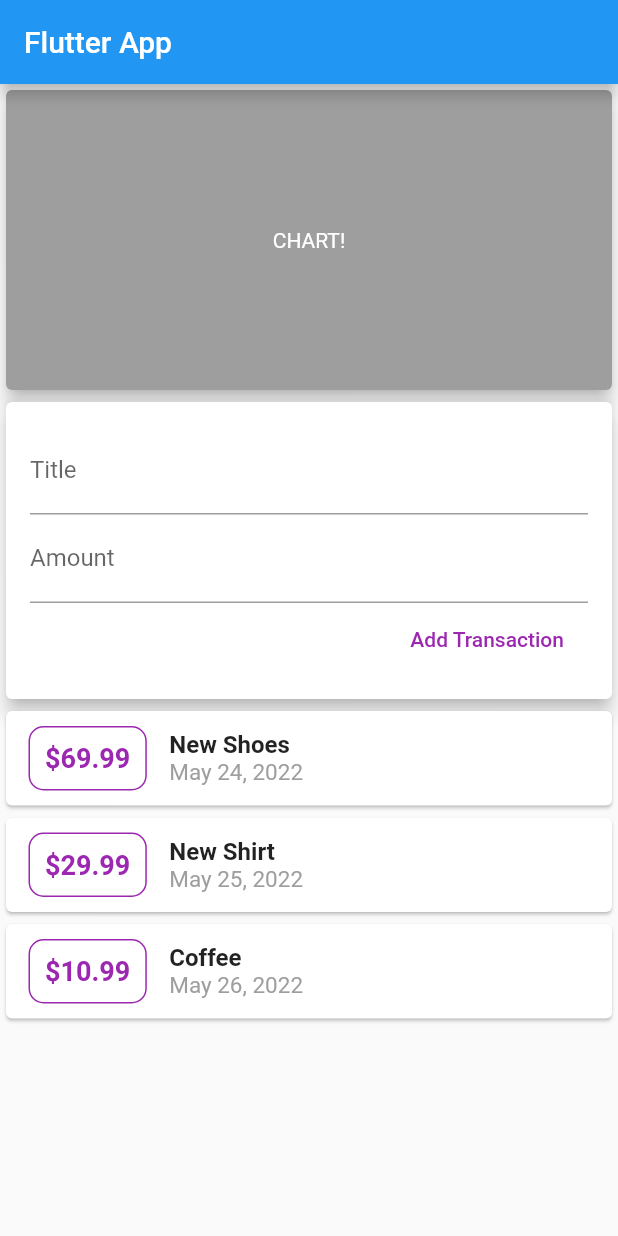
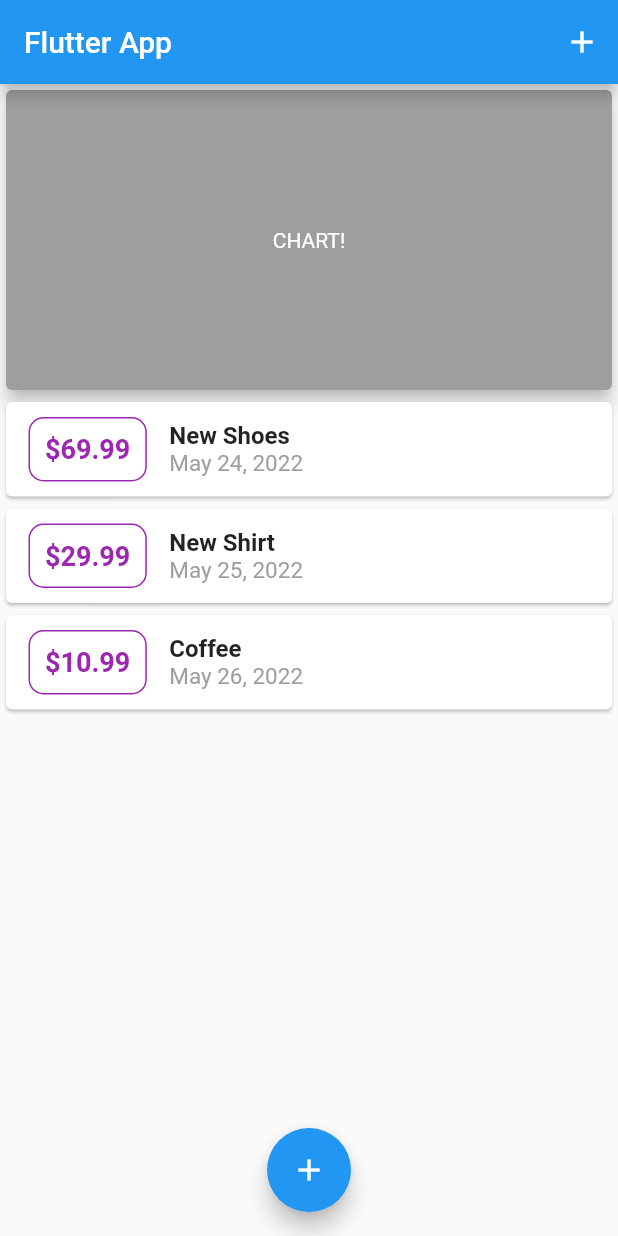
Before and after one commit to PandaTechMobile/flutter_spend_tracker, a Flutter app: the screen it shows after launch, on a phone screen of 412 x 824 dp. Run offline on Flutter 3.47's test engine with Material 2 defaults, Android fonts, the phone set to English and light mode, and no system bars.

```diff
--- a/lib/main.dart
+++ b/lib/main.dart
@@ -1,6 +1,8 @@
 import 'package:flutter/material.dart';
 
-import './widgets/user_transactions_widget.dart';
+import './widgets/new_transaction_widget.dart';
+import './widgets/transaction_list_widget.dart';
+import 'models/transaction.dart';
 
 void main() => runApp(MyApp());
 
@@ -14,15 +16,77 @@ class MyApp extends StatelessWidget {
   }
 }
 
-class MyHomePage extends StatelessWidget {
-  // String? newTransactionTitle;
-  // String? newTransactionAmount;
+class MyHomePage extends StatefulWidget {
+  // String titleInput;
+  // String amountInput;
+  @override
+  _MyHomePageState createState() => _MyHomePageState();
+}
+
+class _MyHomePageState extends State<MyHomePage> {
+  final List<Transaction> _userTransactions = [
+    Transaction(
+      id: 't1',
+      title: 'New Shoes',
+      amount: 69.99,
+      date: DateTime.now().add(
+        Duration(days: -2),
+      ),
+    ),
+    Transaction(
+      id: 't2',
+      title: 'New Shirt',
+      amount: 29.99,
+      date: DateTime.now().add(
+        Duration(days: -1),
+      ),
+    ),
+    Transaction(
+      id: 't3',
+      title: 'Coffee',
+      amount: 10.99,
+      date: DateTime.now().add(
+        Duration(hours: -1),
+      ),
+    ),
+  ];
+
+  void _showAddNewTransaction(BuildContext ctx) {
+    showModalBottomSheet(
+        context: ctx,
+        builder: (_) {
+          return GestureDetector(
+            onTap: () {},
+            child: NewTransaction(_addNewTransaction),
+            behavior: HitTestBehavior.opaque,
+          );
+        });
+  }
+
+  void _addNewTransaction(String title, double amount) {
+    var transaction = Transaction(
+      id: DateTime.now().toString(),
+      title: title,
+      amount: amount,
+      date: DateTime.now(),
+    );
+
+    setState(() {
+      _userTransactions.add(transaction);
+    });
+  }
 
   @override
   Widget build(BuildContext context) {
     return Scaffold(
       appBar: AppBar(
         title: Text('Flutter App'),
+        actions: [
+          IconButton(
+            onPressed: () => _showAddNewTransaction(context),
+            icon: Icon(Icons.add),
+          ),
+        ],
       ),
       body: SingleChildScrollView(
         child: Column(
@@ -41,7 +105,7 @@ class MyHomePage extends StatelessWidget {
                 ),
               ),
             ),
-            UserTransactions(),
+            TransactionList(_userTransactions),
             // Container(
             //   height: 200,
             //   child: Card(
@@ -56,6 +120,11 @@ class MyHomePage extends StatelessWidget {
           ],
         ),
       ),
+      floatingActionButtonLocation: FloatingActionButtonLocation.centerFloat,
+      floatingActionButton: FloatingActionButton(
+        child: Icon(Icons.add),
+        onPressed: () => _showAddNewTransaction(context),
+      ),
     );
   }
 }
--- a/lib/widgets/new_transaction_widget.dart
+++ b/lib/widgets/new_transaction_widget.dart
@@ -27,6 +27,7 @@ class NewTransaction extends StatelessWidget {
             TextField(
               decoration: InputDecoration(labelText: 'Title'),
               controller: titleController,
+              onSubmitted: (_) => _submitAddTransaction(),
               // onChanged: (value) {
               //   newTransactionTitle = value;
               // },
--- a/lib/widgets/user_transactions_widget.dart
+++ b/lib/widgets/user_transactions_widget.dart
@@ -1,64 +1,24 @@
-import 'package:flutter/material.dart';
-
-import './new_transaction_widget.dart';
-import './transaction_list_widget.dart';
-import '../models/transaction.dart';
-
-class UserTransactions extends StatefulWidget {
-  const UserTransactions({Key? key}) : super(key: key);
-
-  @override
-  State<UserTransactions> createState() => _UserTransactionsState();
-}
-
-class _UserTransactionsState extends State<UserTransactions> {
-  final List<Transaction> _userTransactions = [
-    Transaction(
-      id: 't1',
-      title: 'New Shoes',
-      amount: 69.99,
-      date: DateTime.now().add(
-        Duration(days: -2),
-      ),
-    ),
-    Transaction(
-      id: 't2',
-      title: 'New Shirt',
-      amount: 29.99,
-      date: DateTime.now().add(
-        Duration(days: -1),
-      ),
-    ),
-    Transaction(
-      id: 't3',
-      title: 'Coffee',
-      amount: 10.99,
-      date: DateTime.now().add(
-        Duration(hours: -1),
-      ),
-    ),
-  ];
-
-  void _addNewTransaction(String title, double amount) {
-    var transaction = Transaction(
-      id: DateTime.now().toString(),
-      title: title,
-      amount: amount,
-      date: DateTime.now(),
-    );
-
-    setState(() {
-      _userTransactions.add(transaction);
-    });
-  }
-
-  @override
-  Widget build(BuildContext context) {
-    return Column(
-      children: [
-        NewTransaction(_addNewTransaction),
-        TransactionList(_userTransactions),
-      ],
-    );
-  }
-}
+// import 'package:flutter/material.dart';
+//
+// import './new_transaction_widget.dart';
+// import './transaction_list_widget.dart';
+// import '../models/transaction.dart';
+//
+// class UserTransactions extends StatefulWidget {
+//   const UserTransactions({Key? key}) : super(key: key);
+//
+//   @override
+//   State<UserTransactions> createState() => _UserTransactionsState();
+// }
+//
+// class _UserTransactionsState extends State<UserTransactions> {
+//   @override
+//   Widget build(BuildContext context) {
+//     return Column(
+//       children: [
+//         NewTransaction(_addNewTransaction),
+//         TransactionList(_userTransactions),
+//       ],
+//     );
+//   }
+// }
```
Also changed, not shown: 1 other file.
